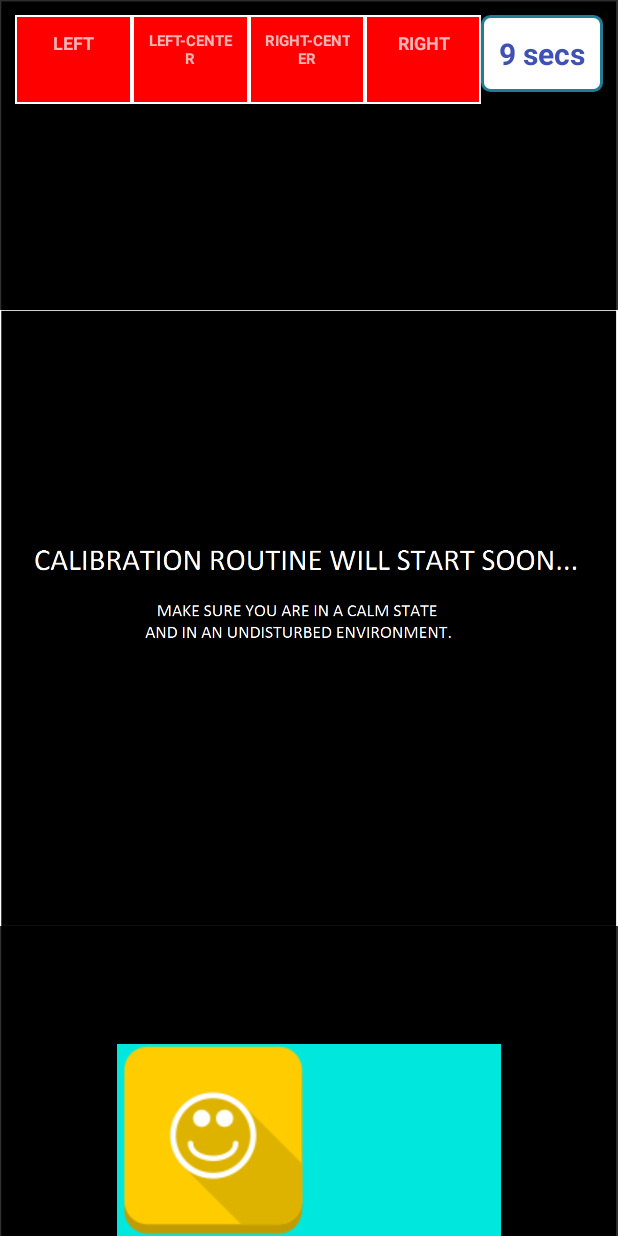
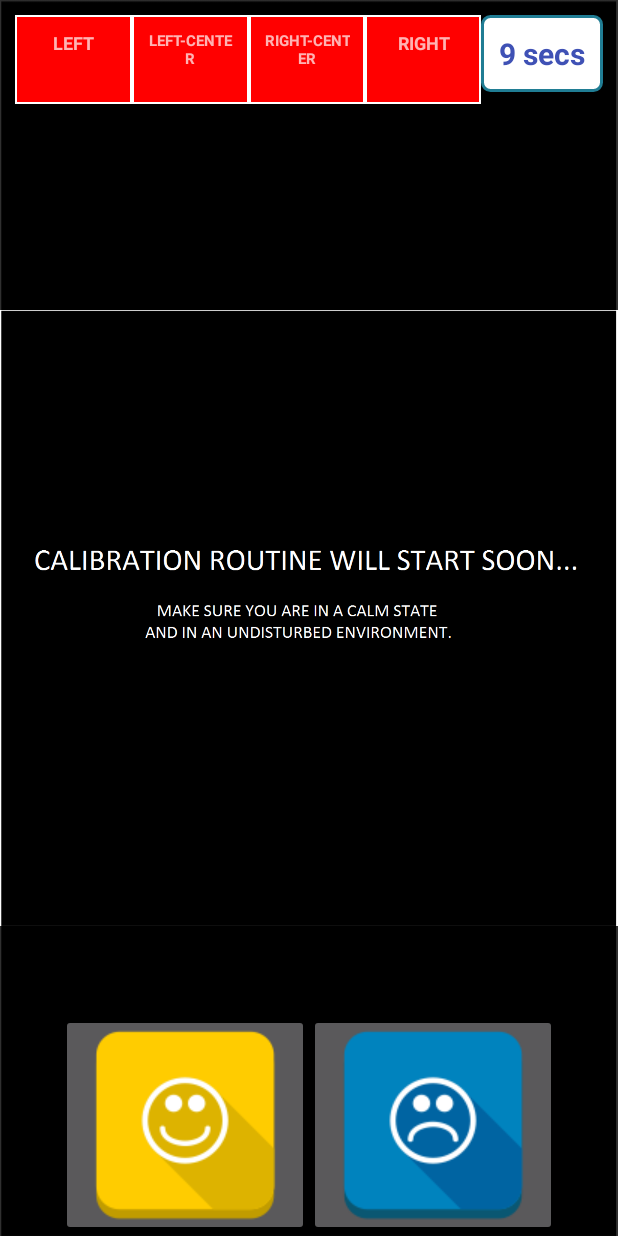
Before and after one commit to anshu92/ECE496_ClassicalConditioning, an Android app: the CalibActivity screen opened directly, with no data from a screen before it, on a phone screen of 412 x 824 dp. Run offline under Robolectric (Android 15) with nearby library versions, the phone set to English and light mode, and no system bars; pictures from the network do not load.

Commit message:
Changed Switch in CalibActivity to Buttons + Partially finished PlotActivity

```diff
--- a/app/src/main/AndroidManifest.xml
+++ b/app/src/main/AndroidManifest.xml
@@ -9,12 +9,12 @@
     <uses-permission android:name="android.permission.SYSTEM_ALERT_WINDOW" />
 
     <application
+        android:name=".RefObjs"
         android:allowBackup="true"
         android:icon="@mipmap/ic_launcher"
         android:label="@string/app_name"
         android:supportsRtl="true"
-        android:theme="@style/AppTheme"
-        android:name = ".RefObjs">
+        android:theme="@style/AppTheme">
         <activity
             android:name=".MainActivity"
             android:launchMode="singleInstance">
@@ -34,6 +34,8 @@
         <service
             android:name=".MuseConnectionService"
             android:exported="false" />
+
+        <activity android:name=".PlotActivity"></activity>
     </application>
 
 </manifest>
--- a/app/src/main/java/com/example/asahoo264/ece496_cc/CalibActivity.java
+++ b/app/src/main/java/com/example/asahoo264/ece496_cc/CalibActivity.java
@@ -30,6 +30,7 @@ import android.util.Log;
 import android.util.LruCache;
 import android.view.View;
 import android.widget.CompoundButton;
+import android.widget.ImageButton;
 import android.widget.ImageSwitcher;
 import android.widget.ImageView;
 import android.widget.Switch;
@@ -1541,7 +1542,8 @@ public class CalibActivity extends AppCompatActivity {
     private int max_imageid = 730;
     private int min_imageid = 0;
     private int currentIndex=-1;
-    private Switch seekBar;
+        private ImageButton happybutton;
+        private ImageButton sadbutton;
     private TextView textView;
     private TextView timertext;
     private CalibCountDownTimer timer;
@@ -1587,7 +1589,8 @@ public class CalibActivity extends AppCompatActivity {
         super.onCreate(savedInstanceState);
         setContentView(R.layout.activity_calib);
         sw = (ImageView) findViewById(R.id.imageSwitcher);
-        seekBar = (Switch)findViewById(R.id.switchbar);
+        happybutton = (ImageButton)findViewById(R.id.imageButton1);
+        sadbutton = (ImageButton)findViewById(R.id.imageButton2);
         timertext = (TextView)findViewById(R.id.timer);
         timer = new CalibCountDownTimer(startTime,interval);
 
@@ -1669,22 +1672,33 @@ public class CalibActivity extends AppCompatActivity {
 
 
 
-        seekBar.setOnCheckedChangeListener(new CompoundButton.OnCheckedChangeListener() {
+
+                happybutton.setOnClickListener(new View.OnClickListener() {
 
                         @Override
-                public void onCheckedChanged(CompoundButton buttonView,
-                                             boolean isChecked) {
-
-                        switch_state = isChecked;
-                }
-        });
-
+                        public void onClick(View arg0) {
+
+                               switch_state = false;
+                                happybutton.setBackgroundColor(Color.RED);
+                                sadbutton.setBackgroundResource(0);
+
+                        }});
+                sadbutton.setOnClickListener(new View.OnClickListener() {
+
+                        @Override
+                        public void onClick(View arg0) {
+
+                                switch_state = true;
+                                sadbutton.setBackgroundColor(Color.RED);
+                                happybutton.setBackgroundResource(0);
+
+                        }});
 
 
                         Runnable myRunnable = new Runnable() {
                                 @Override
                                 public void run() {
-                                counter =  1;
+                                        counter = 1;
                                         while (ctr < number_images) {
 
                                                 if (Arrays.asList(urls_aversion).contains(url[ctr])) {
@@ -1692,12 +1706,13 @@ public class CalibActivity extends AppCompatActivity {
                                                 } else {
                                                         emotion_val = true;
                                                 }
-                                        if(ctr != 0){
+                                                if (ctr != 0) {
                                                         if (emotion_val) {
                                                                 sp.play(baby_laugh, 1, 1, 0, -1, 1);
                                                         } else {
                                                                 sp.play(baby_cry, 1, 1, 0, -1, 1);
-                                        }}
+                                                        }
+                                                }
 
 
                                                 new Thread(new Runnable() {
@@ -1714,10 +1729,11 @@ public class CalibActivity extends AppCompatActivity {
                                                 runOnUiThread(new Runnable() {
                                                         @Override
                                                         public void run() {
-                                                        if(temp == 0){
+                                                                if (temp == 0) {
                                                                         sw.setImageResource(R.drawable.calibration_message);
-                                                        }else{
-                                                        sw.setImageBitmap(getBitmapFromMemCache(String.valueOf(temp)));}
+                                                                } else {
+                                                                        sw.setImageBitmap(getBitmapFromMemCache(String.valueOf(temp)));
+                                                                }
                                                         }
                                                 });
 
@@ -1739,13 +1755,13 @@ public class CalibActivity extends AppCompatActivity {
                                                         e.printStackTrace();
                                                 }
 
-                                        new  Thread(new Runnable() {
+                                                new Thread(new Runnable() {
                                                         @Override
                                                         public void run() {
                                                                 RefObjs.start_of_event = false;
 
                                                                 try {
-                                                                RefObjs.register_event(weakActivity,temp<(number_images/2),switch_state);
+                                                                        RefObjs.register_event(weakActivity, temp < (number_images / 2), switch_state);
                                                                 } catch (IOException e) {
                                                                         e.printStackTrace();
                                                                 }
@@ -1762,13 +1778,15 @@ public class CalibActivity extends AppCompatActivity {
 
                                                 sp.autoPause();
 
-                                ctr++;}
+                                                ctr++;
+                                        }
 
                                         new Runnable() {
                                                 @Override
                                                 public void run() {
                                                         timertext.setText("CALIBRATION DONE");
-                                        }};
+                                                }
+                                        };
 
                                         String fname1 = "range1";
                                         File file1 = new File(dir_str, fname1);
@@ -1805,7 +1823,7 @@ public class CalibActivity extends AppCompatActivity {
                                         file2 = new File(dir_str, fname2);
                                         fpath2 = file2.toString();
                                         String[] training1 = {fpath1, fpath2};
-                                Log.d("Trianing1",fpath2);
+                                        Log.d("Trianing1", fpath2);
 
                                         fname1 = "svminput.scale";
                                         file1 = new File(dir_str, fname1);
@@ -1845,7 +1863,7 @@ public class CalibActivity extends AppCompatActivity {
                                         timer.start();
                                         try {
                                                 svm_scale.main(scaling1);
-                                } catch(IOException e) {
+                                        } catch (IOException e) {
                                                 e.printStackTrace();
                                         }
                                         try {
--- a/app/src/main/java/com/example/asahoo264/ece496_cc/MainActivity.java
+++ b/app/src/main/java/com/example/asahoo264/ece496_cc/MainActivity.java
@@ -66,7 +66,7 @@ public class MainActivity extends AppCompatActivity implements View.OnClickListe
 
 
         } else if (v.getId() == R.id.plotbutton) {
-            Intent i = new Intent(MainActivity.this, ConnectActivity.class);
+            Intent i = new Intent(MainActivity.this, PlotActivity.class);
             i.setFlags(Intent.FLAG_ACTIVITY_CLEAR_TOP);
             startActivity(i);
         } else if (v.getId() == R.id.verifybutton) {
--- /dev/null
+++ b/app/src/main/java/com/example/asahoo264/ece496_cc/PlotActivity.java
@@ -0,0 +1,95 @@
+package com.example.asahoo264.ece496_cc;
+
+import android.graphics.Color;
+import android.os.Handler;
+import android.support.v7.app.AppCompatActivity;
+import android.os.Bundle;
+import android.widget.Toast;
+
+import com.jjoe64.graphview.GraphView;
+import com.jjoe64.graphview.Viewport;
+import com.jjoe64.graphview.series.DataPoint;
+import com.jjoe64.graphview.series.LineGraphSeries;
+
+import java.util.ArrayList;
+import java.util.Arrays;
+import java.util.Random;
+import java.util.Timer;
+import java.util.TimerTask;
+
+public class PlotActivity extends AppCompatActivity {
+
+    private final Handler mHandler = new Handler();
+    private Runnable mTimer1;
+    private LineGraphSeries<DataPoint> series;
+
+    public static ArrayList<Double> alpha_curr = new ArrayList<Double>();
+    public static ArrayList<Double> beta_curr = new ArrayList<Double>();
+    public static ArrayList<Double> gamma_curr = new ArrayList<Double>();
+    public static ArrayList<Double> theta_curr = new ArrayList<Double>();
+
+
+    private double maxY = 0;
+    private int lastX =0;
+    private GraphView graph;
+    private double graph2LastXValue = 5d;
+
+    @Override
+    protected void onCreate(Bundle savedInstanceState) {
+        super.onCreate(savedInstanceState);
+        setContentView(R.layout.activity_plot);
+        graph = (GraphView) findViewById(R.id.graph1);
+        // data
+        series = new LineGraphSeries<DataPoint>();
+        graph.addSeries(series);
+        // customize a little bit viewport
+        Viewport viewport = graph.getViewport();
+        viewport.setYAxisBoundsManual(true);
+        viewport.setMinY(0);
+        viewport.setMaxY(10);
+        viewport.setScrollable(true);
+    }
+
+
+
+
+
+
+    @Override
+    public void onResume() {
+        super.onResume();
+        // we're going to simulate real time with thread that append data to the graph
+        new Thread(new Runnable() {
+
+            @Override
+            public void run() {
+                // we add 100 new entries
+                for (int i = 0; i < 100; i++) {
+                    runOnUiThread(new Runnable() {
+
+                        @Override
+                        public void run() {
+                            addEntry();
+                        }
+                    });
+
+                    // sleep to slow down the add of entries
+                    try {
+                        Thread.sleep(600);
+                    } catch (InterruptedException e) {
+                        // manage error ...
+                    }
+                }
+            }
+        }).start();
+
+
+    }
+
+    private void addEntry() {
+        // here, we choose to display max 10 points on the viewport and we scroll to end
+        if(alpha_curr.size() != 0){
+        series.appendData(new DataPoint(lastX++, alpha_curr.get(lastX)), true, alpha_curr.size());}
+
+    }
+}
--- a/app/src/main/res/layout/activity_calib.xml
+++ b/app/src/main/res/layout/activity_calib.xml
@@ -4,6 +4,7 @@
     xmlns:app="http://schemas.android.com/apk/res-auto"
     android:layout_width="match_parent"
     android:layout_height="match_parent"
+
     tools:context="com.example.asahoo264.ece496_cc.CalibActivity">
 
     <ImageView
@@ -80,33 +81,32 @@
     </LinearLayout>
 
 
-    <Switch
-        android:layout_width="wrap_content"
-        android:layout_height="wrap_content"
-        android:layout_alignParentBottom="true"
-        android:layout_centerHorizontal="true"
-        android:thumb="@drawable/apptheme_switch_inner_holo_light"
-        android:track="@drawable/apptheme_switch_track_holo_light"
-        android:textOn=""
-        android:textOff=""
-        android:textColor="#000000"
-        android:textStyle="bold"
-        android:id="@+id/switchbar" />
-
-
-    <FrameLayout
-        android:layout_width="match_parent"
-        android:layout_height="match_parent"
-        android:layout_alignParentEnd="true"
-        android:layout_alignParentRight="true"
-        android:layout_alignParentTop="true"
-        android:id="@+id/frameLayout">
 
 
 
+<LinearLayout
+    android:layout_width="match_parent"
+    android:layout_height="match_parent"
+    android:gravity="center"
+    android:weightSum="8">
 
 
+        <ImageButton
+            android:layout_width="wrap_content"
+            android:layout_height="wrap_content"
+            android:id="@+id/imageButton1"
+            android:src ="@drawable/happyicon"
+            android:layout_gravity="bottom|center_horizontal"
+            android:scaleType="fitCenter"
+            android:layout_weight="1"/>
 
-
-    </FrameLayout>
+        <ImageButton
+            android:layout_width="wrap_content"
+            android:layout_height="wrap_content"
+            android:id="@+id/imageButton2"
+            android:src ="@drawable/sadicon"
+            android:layout_gravity="bottom|center_horizontal"
+            android:layout_weight="1"
+            android:scaleType="fitCenter"/>
+    </LinearLayout>
     </RelativeLayout>
--- a/build.gradle
+++ b/build.gradle
@@ -6,6 +6,8 @@ buildscript {
     }
     dependencies {
         classpath 'com.android.tools.build:gradle:1.5.0'
+
+
 
         // NOTE: Do not place your application dependencies here; they belong
         // in the individual module build.gradle files
```
Also changed, not shown: app/src/main/java/com/example/asahoo264/ece496_cc/MuseConnectionService.java (+8 -2 lines), app/src/main/java/com/example/asahoo264/ece496_cc/RefObjs.java (+18 -1 lines), app/src/main/res/layout/activity_plot.xml (added, +19 -0 lines), app/libs/GraphView-4.0.1.jar (added), app/src/main/res/drawable/happyicon1.png (added), app/src/main/res/drawable/sadicon1.png (added), 1 other file. Lines whose indentation alone changed are shown as unchanged.
